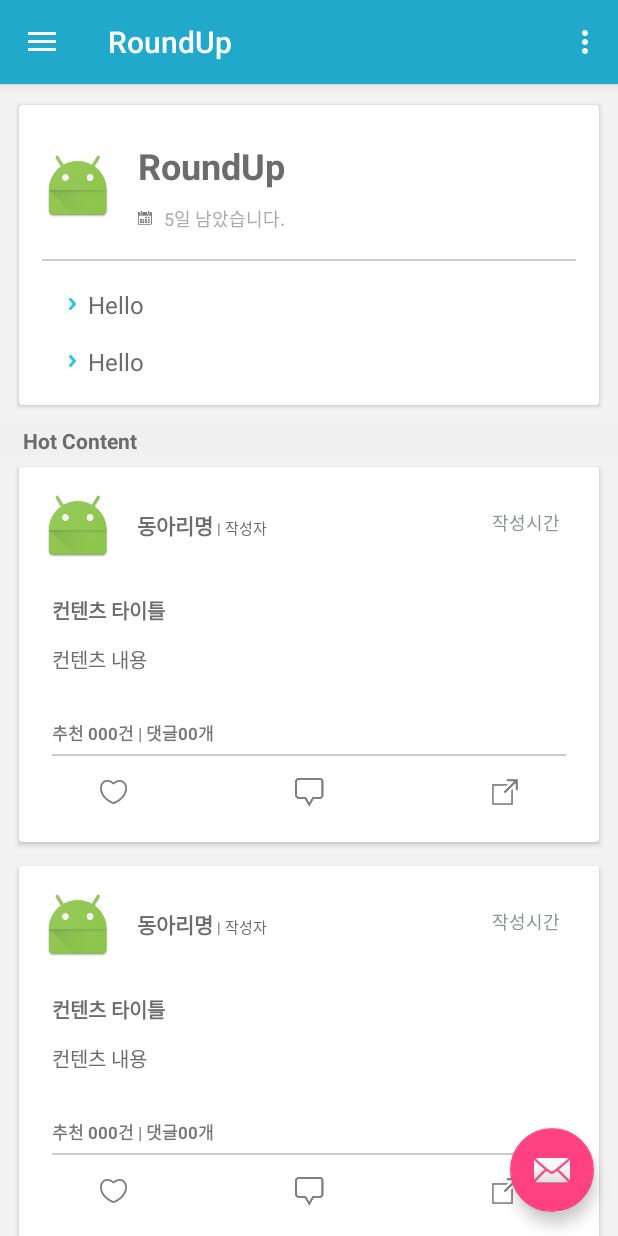
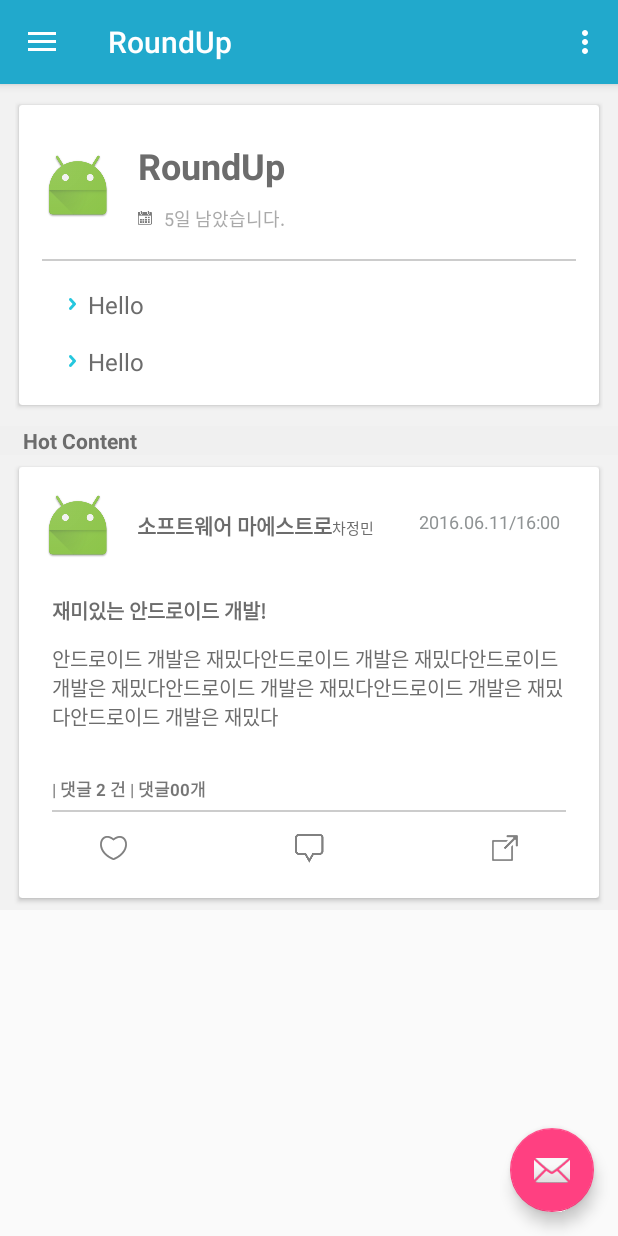
Before and after one commit to round-up/roundup_android, an Android app: the screen it shows after launch (HomeFeedActivity), on a phone screen of 412 x 824 dp. Run offline under Robolectric (Android 15) with nearby library versions, the phone set to English and light mode, and no system bars; our stand-ins replace Picasso; libraries missing offline, so code that uses them is left out: io.realm, io.realm.annotations, io.realm.internal; pictures from the network do not load; 7 statements that could not run were skipped.

Commit message:
Adapter for Hot Content in home feed

```diff
--- a/app/src/main/java/com/swmaestro/roundup/home/HomeFeed.java
+++ b/app/src/main/java/com/swmaestro/roundup/home/HomeFeed.java
@@ -7,10 +7,80 @@ import android.content.Context;
  */
 public class HomeFeed {
 
-    public String name;
-    public String imageName;
+    private String iconPath;
+    private String groupName;
+    private String authorName;
+    private String time;
+    private String feedTitle;
+    private String feedContent;
+    private int numRecommends;
+    private int numComments;
 
     public int getImageResourceId(Context context) {
-        return context.getResources().getIdentifier(this.imageName, "drawable", context.getPackageName());
+        return context.getResources().getIdentifier(this.iconPath, "drawable", context.getPackageName());
+    }
+
+    public String getIconPath() {
+        return iconPath;
+    }
+
+    public void setIconPath(String iconPath) {
+        this.iconPath = iconPath;
+    }
+
+    public String getGroupName() {
+        return groupName;
+    }
+
+    public void setGroupName(String groupName) {
+        this.groupName = groupName;
+    }
+
+    public String getAuthorName() {
+        return authorName;
+    }
+
+    public void setAuthorName(String authorName) {
+        this.authorName = authorName;
+    }
+
+    public String getTime() {
+        return time;
+    }
+
+    public void setTime(String time) {
+        this.time = time;
+    }
+
+    public String getFeedTitle() {
+        return feedTitle;
+    }
+
+    public void setFeedTitle(String feedTitle) {
+        this.feedTitle = feedTitle;
+    }
+
+    public String getFeedContent() {
+        return feedContent;
+    }
+
+    public void setFeedContent(String feedContent) {
+        this.feedContent = feedContent;
+    }
+
+    public int getNumRecommends() {
+        return numRecommends;
+    }
+
+    public void setNumRecommends(int numRecommends) {
+        this.numRecommends = numRecommends;
+    }
+
+    public int getNumComments() {
+        return numComments;
+    }
+
+    public void setNumComments(int numComments) {
+        this.numComments = numComments;
     }
 }
--- a/app/src/main/java/com/swmaestro/roundup/home/HomeFeedActivity.java
+++ b/app/src/main/java/com/swmaestro/roundup/home/HomeFeedActivity.java
@@ -72,9 +72,9 @@ public class HomeFeedActivity extends NavigationDrawerActivity {
 
             @Override
             public void onItemClick(View view, int position) {
-                Intent intent = new Intent(getApplicationContext(), ClubActivity.class);
-                intent.putExtra("name", HomeFeedData.homeFeedList().get(position).name);
-                startActivity(intent);
+//                Intent intent = new Intent(getApplicationContext(), ClubActivity.class);
+//                intent.putExtra("name", HomeFeedData.homeFeedList().get(position).name);
+//                startActivity(intent);
             }
         };
         mInterestingActivitiesAdapter.setOnItemClickListener(onItemClickListener);
--- a/app/src/main/java/com/swmaestro/roundup/home/HomeFeedData.java
+++ /dev/null
@@ -1,24 +0,0 @@
-package com.swmaestro.roundup.home;
-
-import java.util.ArrayList;
-
-/**
- * Created by JeongMinCha on 16. 4. 28..
- */
-public class HomeFeedData {
-
-    public static int size = 2;
-    public static String[] homeFeedNameArray = {"roundup1", "roundup2"};
-    public static String[] homeFeedImageNameArray = {"clubphoto", "clubphoto"};
-
-    public static ArrayList<HomeFeed> homeFeedList() {
-        ArrayList<HomeFeed> list = new ArrayList<>();
-        for (int index = 0; index < homeFeedNameArray.length; index++) {
-            HomeFeed homeFeed = new HomeFeed();
-            homeFeed.name = homeFeedNameArray[index];
-            homeFeed.imageName = homeFeedImageNameArray[index];
-            list.add(homeFeed);
-        }
-        return list;
-    }
-}
--- a/app/src/main/java/com/swmaestro/roundup/home/HomeFeedListAdapter.java
+++ b/app/src/main/java/com/swmaestro/roundup/home/HomeFeedListAdapter.java
@@ -1,10 +1,12 @@
 package com.swmaestro.roundup.home;
 
 import android.content.Context;
+import android.support.v7.widget.CardView;
 import android.support.v7.widget.RecyclerView;
 import android.view.LayoutInflater;
 import android.view.View;
 import android.view.ViewGroup;
+import android.widget.ImageButton;
 import android.widget.ImageView;
 import android.widget.LinearLayout;
 import android.widget.TextView;
@@ -40,34 +42,63 @@ public class HomeFeedListAdapter
     @Override
     public void onBindViewHolder(ViewHolder holder, int position) {
 
-        final HomeFeed homeFeed = HomeFeedData.homeFeedList().get(position);
-        holder.cardName.setText(homeFeed.name);
-        Picasso.with(mContext)
-                .load(homeFeed.getImageResourceId(mContext))
-                .into(holder.cardImage);
+        final HomeFeed homeFeed = new HomeFeed();
+        homeFeed.setGroupName("소프트웨어 마에스트로");
+        homeFeed.setAuthorName("차정민");
+        homeFeed.setTime("2016.06.11/16:00");
+        homeFeed.setFeedTitle("재미있는 안드로이드 개발!");
+        homeFeed.setFeedContent("안드로이드 개발은 재밌다안드로이드 개발은 재밌다안드로이드 개발은 재밌다안드로이드 개발은 재밌다안드로이드 개발은 재밌다안드로이드 개발은 재밌다");
+        homeFeed.setNumRecommends(5);
+        homeFeed.setNumComments(2);
+
+        holder.groupName.setText(homeFeed.getGroupName());
+        holder.authorName.setText(homeFeed.getAuthorName());
+        holder.txtTime.setText(homeFeed.getTime());
+        holder.feedTitle.setText(homeFeed.getFeedTitle());
+        holder.feedContent.setText(homeFeed.getFeedContent());
+        holder.txtRecommend.setText("추천 " + homeFeed.getNumRecommends() + " 건");
+        holder.txtRecommend.setText("| 댓글 " + homeFeed.getNumComments() + " 건" );
     }
 
     @Override
     public int getItemCount() {
-        return HomeFeedData.size;
+        return 1;
     }
 
     public class ViewHolder
             extends RecyclerView.ViewHolder
             implements View.OnClickListener {
-        public LinearLayout cardHolder;
-        public LinearLayout cardNameHolder;
-        public TextView cardName;
-        public ImageView cardImage;
+        CardView cardView;
+        ImageView groupIcon;
+        TextView groupName;
+        TextView authorName;
+        TextView txtTime;
+        TextView feedTitle;
+        TextView feedContent;
+        TextView txtRecommend;
+        TextView txtComment;
+        ImageButton btnHeart;
+        ImageButton btnComment;
+        ImageButton btnShare;
 
         public ViewHolder(View itemView) {
             super(itemView);
-            cardHolder = (LinearLayout) itemView.findViewById(R.id.home_card_main_holder);
-            cardNameHolder = (LinearLayout) itemView.findViewById(R.id.home_card_name_holder);
-            cardName = (TextView) itemView.findViewById(R.id.home_card_name);
-            cardImage = (ImageView) itemView.findViewById(R.id.home_card_image);
+            cardView = (CardView) itemView.findViewById(R.id.home_feed_card);
+            groupIcon = (ImageView) itemView.findViewById(R.id.img_group_icon);
+            groupName = (TextView) itemView.findViewById(R.id.txt_group_name);
+            authorName = (TextView) itemView.findViewById(R.id.txt_author_name);
+            txtTime = (TextView) itemView.findViewById(R.id.txt_time);
+            feedTitle = (TextView) itemView.findViewById(R.id.txt_home_feed_title);
+            feedContent = (TextView) itemView.findViewById(R.id.txt_home_feed_content);
+            txtRecommend = (TextView) itemView.findViewById(R.id.txt_home_feed_recommends);
+            txtComment = (TextView) itemView.findViewById(R.id.txt_home_feed_comments);
+            btnHeart = (ImageButton) itemView.findViewById(R.id.btn_heart_home_feed);
+            btnComment = (ImageButton) itemView.findViewById(R.id.btn_comment_home_feed);
+            btnShare = (ImageButton) itemView.findViewById(R.id.btn_share_home_feed);
 
-            cardHolder.setOnClickListener(this);
+            btnHeart.setOnClickListener(this);
+            btnComment.setOnClickListener(this);
+            btnShare.setOnClickListener(this);
         }
 
         @Override
```
